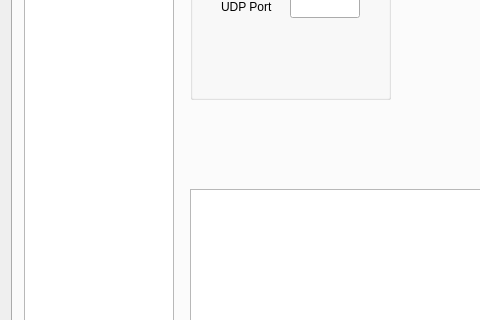
Qt form wfmain.ui (adecarolis/wfweb) before a commit; both pictures show x 0 to 480 and y 179 to 499 of the 1023 by 660 pixel window.
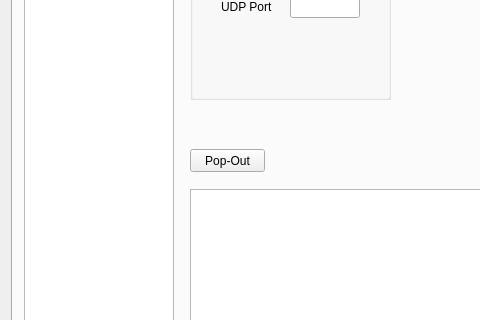
The same form after that commit. The open tabs and pages were chosen to show the change. Custom widgets are drawn as their Qt base class.

Commit message: Add Pop-Out button for cluster screen

What changed in the file:
```diff
--- a/wfmain.ui
+++ b/wfmain.ui
@@ -5067,6 +5067,22 @@
                <enum>QAbstractScrollArea::AdjustIgnored</enum>
               </property>
              </widget>
+             <widget class="QPushButton" name="clusterPopOutBtn">
+              <property name="geometry">
+               <rect>
+                <x>10</x>
+                <y>280</y>
+                <width>75</width>
+                <height>23</height>
+               </rect>
+              </property>
+              <property name="toolTip">
+               <string>&lt;html&gt;&lt;head/&gt;&lt;body&gt;&lt;p&gt;Pop out (or pop back in) the entire Settings tab. &lt;/p&gt;&lt;p&gt;NOTE: Press this button again to re-insert the tab when finished. &lt;/p&gt;&lt;/body&gt;&lt;/html&gt;</string>
+              </property>
+              <property name="text">
+               <string>Pop-Out</string>
+              </property>
+             </widget>
              <zorder>groupBox_9</zorder>
              <zorder>horizontalLayoutWidget</zorder>
              <zorder>groupBox_10</zorder>
```
Left out of the diff: 3 changed lines with no effect on the pictures. The commit also changes 2 other files.
